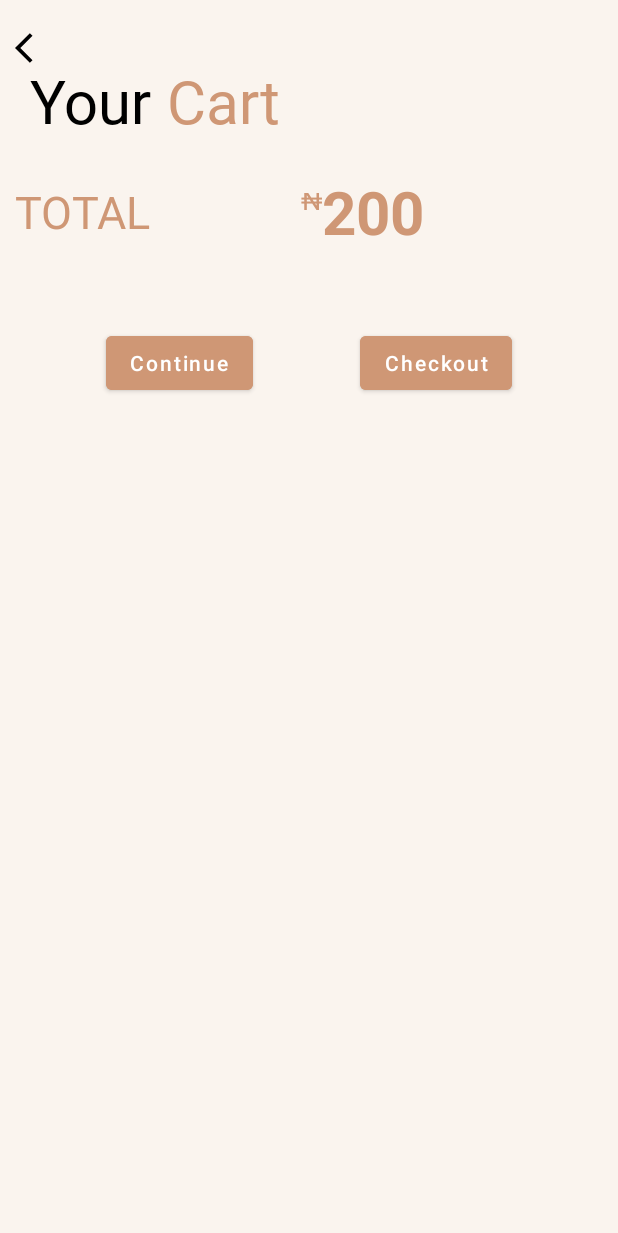
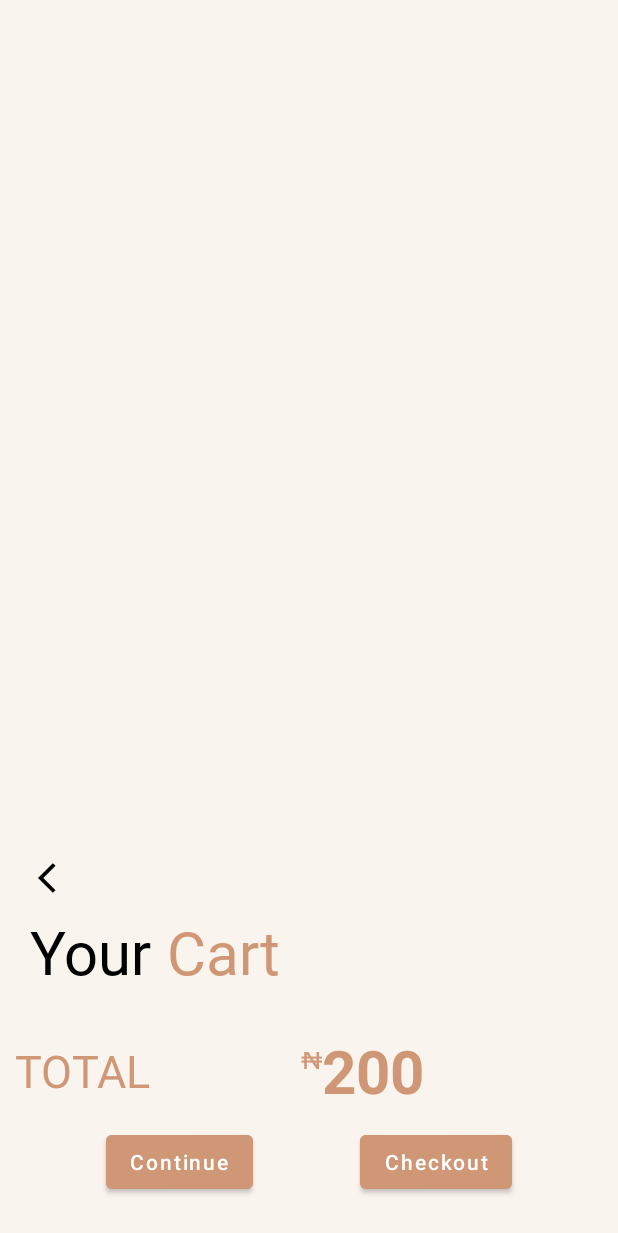
Before and after one commit to Ransom8/shawarma-hub, an Android app: the layout fragment_cart.xml on its own in the app's theme, with its tools: preview values and no code run, on a phone screen of 412 x 824 dp. Shown: the top 1233 px of the screen. Run offline under Robolectric (Android 15) with nearby library versions, the phone set to English and light mode, and no system bars.

Commit message:
Update UI

```diff
--- a/app/src/main/res/layout/fragment_cart.xml
+++ b/app/src/main/res/layout/fragment_cart.xml
@@ -16,24 +16,24 @@
         <ImageView
             android:id="@+id/backBtn"
             android:layout_width="wrap_content"
-        android:layout_height="wrap_content"
-        android:layout_marginStart="10dp"
-        android:layout_marginTop="20dp"
+            android:layout_height="0dp"
+            android:layout_marginStart="25dp"
+            android:layout_marginBottom="10dp"
             android:gravity="center"
             android:src="@drawable/ic_arrow"
+            app:layout_constraintBottom_toTopOf="@+id/header"
             app:layout_constraintStart_toStartOf="@id/container"
-        app:layout_constraintTop_toTopOf="@id/container"
             app:tint="@color/black" />
 
         <LinearLayout
             android:id="@+id/header"
             android:layout_width="match_parent"
             android:layout_height="wrap_content"
-        android:layout_marginTop="40dp"
+            android:layout_marginBottom="10dp"
             android:orientation="horizontal"
+            app:layout_constraintBottom_toTopOf="@+id/cart_rv"
             app:layout_constraintEnd_toEndOf="@id/container"
-        app:layout_constraintStart_toStartOf="@id/container"
-        app:layout_constraintTop_toTopOf="@id/container">
+            app:layout_constraintStart_toStartOf="@id/container">
 
             <TextView
                 android:layout_width="wrap_content"
@@ -58,19 +58,20 @@
             android:id="@+id/cart_rv"
             android:layout_width="match_parent"
             android:layout_height="wrap_content"
+            android:layout_marginBottom="15dp"
+            app:layout_constraintBottom_toTopOf="@+id/total_container"
             app:layout_constraintEnd_toEndOf="@id/container"
-        app:layout_constraintStart_toStartOf="@id/container"
-        app:layout_constraintTop_toBottomOf="@id/header" />
+            app:layout_constraintStart_toStartOf="@id/container" />
 
         <LinearLayout
             android:id="@+id/total_container"
             android:layout_width="match_parent"
             android:layout_height="wrap_content"
-        android:layout_marginTop="20dp"
+            android:layout_marginBottom="10dp"
             android:orientation="horizontal"
+            app:layout_constraintBottom_toTopOf="@+id/continueShopping"
             app:layout_constraintEnd_toEndOf="@id/container"
-        app:layout_constraintStart_toStartOf="@id/container"
-        app:layout_constraintTop_toBottomOf="@id/cart_rv">
+            app:layout_constraintStart_toStartOf="@id/container">
 
             <TextView
                 android:layout_width="wrap_content"
@@ -106,26 +107,26 @@
         <com.google.android.material.button.MaterialButton
             android:id="@+id/checkout"
             android:layout_width="wrap_content"
-        android:layout_height="wrap_content"
-        android:layout_marginTop="50dp"
+            android:layout_height="0dp"
+            android:layout_marginBottom="25dp"
             android:backgroundTint="@color/Big_text_color"
             android:text="@string/checkout"
             android:textAllCaps="false"
+            app:layout_constraintBottom_toBottomOf="parent"
             app:layout_constraintEnd_toEndOf="@id/container"
-        app:layout_constraintStart_toEndOf="@id/continueShopping"
-        app:layout_constraintTop_toBottomOf="@id/total_container" />
+            app:layout_constraintStart_toEndOf="@id/continueShopping" />
 
         <com.google.android.material.button.MaterialButton
             android:id="@+id/continueShopping"
             android:layout_width="wrap_content"
-        android:layout_height="wrap_content"
-        android:layout_marginTop="50dp"
+            android:layout_height="0dp"
+            android:layout_marginBottom="25dp"
             android:backgroundTint="@color/Big_text_color"
             android:text="@string/cont"
             android:textAllCaps="false"
+            app:layout_constraintBottom_toBottomOf="parent"
             app:layout_constraintEnd_toStartOf="@id/checkout"
-        app:layout_constraintStart_toStartOf="@id/container"
-        app:layout_constraintTop_toBottomOf="@id/total_container" />
+            app:layout_constraintStart_toStartOf="@id/container" />
 
     </androidx.constraintlayout.widget.ConstraintLayout>
 
--- a/app/src/main/res/layout/fragment_checkout.xml
+++ b/app/src/main/res/layout/fragment_checkout.xml
@@ -5,10 +5,4 @@
     android:layout_height="match_parent"
     tools:context=".CheckoutFragment">
 
-    <!-- TODO: Update blank fragment layout -->
-    <TextView
-        android:layout_width="match_parent"
-        android:layout_height="match_parent"
-        android:text="@string/hello_blank_fragment" />
-
 </FrameLayout>
--- a/app/src/main/res/layout/fragment_sharwama_details.xml
+++ b/app/src/main/res/layout/fragment_sharwama_details.xml
@@ -265,7 +265,7 @@
         android:layout_width="wrap_content"
         android:layout_height="wrap_content"
         android:layout_marginStart="20dp"
-        android:layout_marginTop="32dp"
+        android:layout_marginTop="30dp"
         android:backgroundTint="@color/Big_text_color"
         android:text="@string/Add_to_Cart"
         android:textAllCaps="false"
--- a/app/src/main/res/values/themes.xml
+++ b/app/src/main/res/values/themes.xml
@@ -8,11 +8,11 @@
         <item name="colorSecondary">@color/Big_text_color</item>
         <item name="colorOnSecondary">@color/black</item>
         <!-- Status bar color. -->
-        <item name="android:statusBarColor" tools:targetApi="l">?attr/colorPrimaryVariant</item>
-        <!-- Customize your theme here. -->
-        <item name="android:windowNoTitle">true</item>
-        <item name="android:windowActionBar">false</item>
-        <item name="android:windowFullscreen">true</item>
+        <item name="android:statusBarColor" tools:targetApi="l">?attr/colorSecondary</item>
+<!--        &lt;!&ndash; Customize your theme here. &ndash;&gt;-->
+<!--        <item name="android:windowNoTitle">true</item>-->
+<!--        <item name="android:windowActionBar">false</item>-->
+<!--        <item name="android:windowFullscreen">true</item>-->
     </style>
 
     <!-- Splash Screen for light mood. -->
```
Lines whose indentation alone changed are shown as unchanged.
